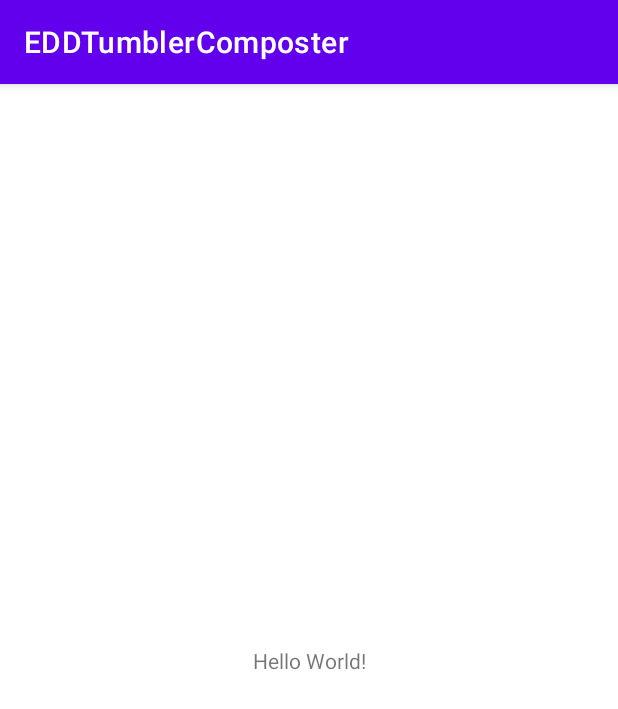
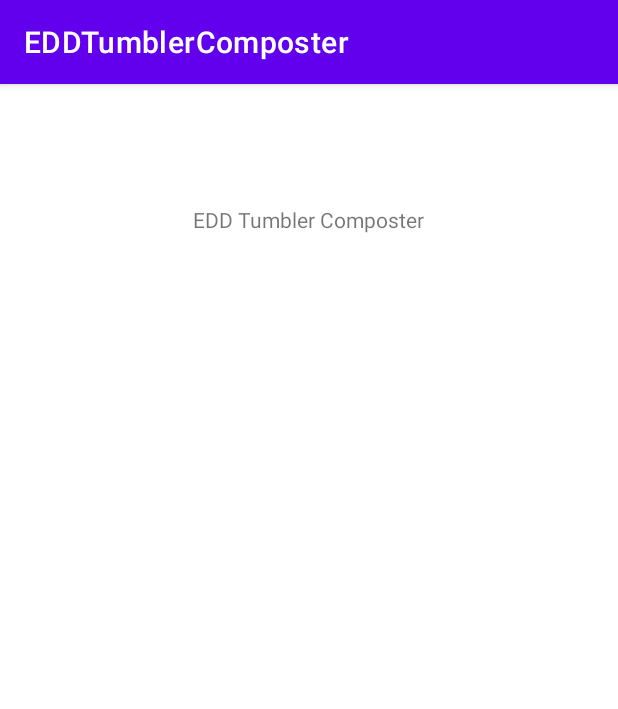
Before and after one commit to hransom528/EDDTumblerComposter, an Android app: the screen it shows after launch (MainActivity), on a phone screen of 412 x 824 dp. Shown: the top 709 px of the screen. Run offline under Robolectric (Android 15) with nearby library versions, the phone set to English and light mode, and no system bars.

Commit message:
Updated Android App layout, continued learning Android development

```diff
--- a/AndroidApp/app/src/main/res/layout/activity_main.xml
+++ b/AndroidApp/app/src/main/res/layout/activity_main.xml
@@ -9,10 +9,11 @@
     <TextView
         android:layout_width="wrap_content"
         android:layout_height="wrap_content"
-        android:text="Hello World!"
+        android:text="@string/title"
         app:layout_constraintBottom_toBottomOf="parent"
         app:layout_constraintLeft_toLeftOf="parent"
         app:layout_constraintRight_toRightOf="parent"
-        app:layout_constraintTop_toTopOf="parent" />
+        app:layout_constraintTop_toTopOf="parent"
+        app:layout_constraintVertical_bias="0.108" />
 
 </androidx.constraintlayout.widget.ConstraintLayout>
--- a/AndroidApp/app/src/main/res/values/strings.xml
+++ b/AndroidApp/app/src/main/res/values/strings.xml
@@ -1,3 +1,4 @@
 <resources>
     <string name="app_name">EDDTumblerComposter</string>
+    <string name="title">EDD Tumbler Composter</string>
 </resources>
```
